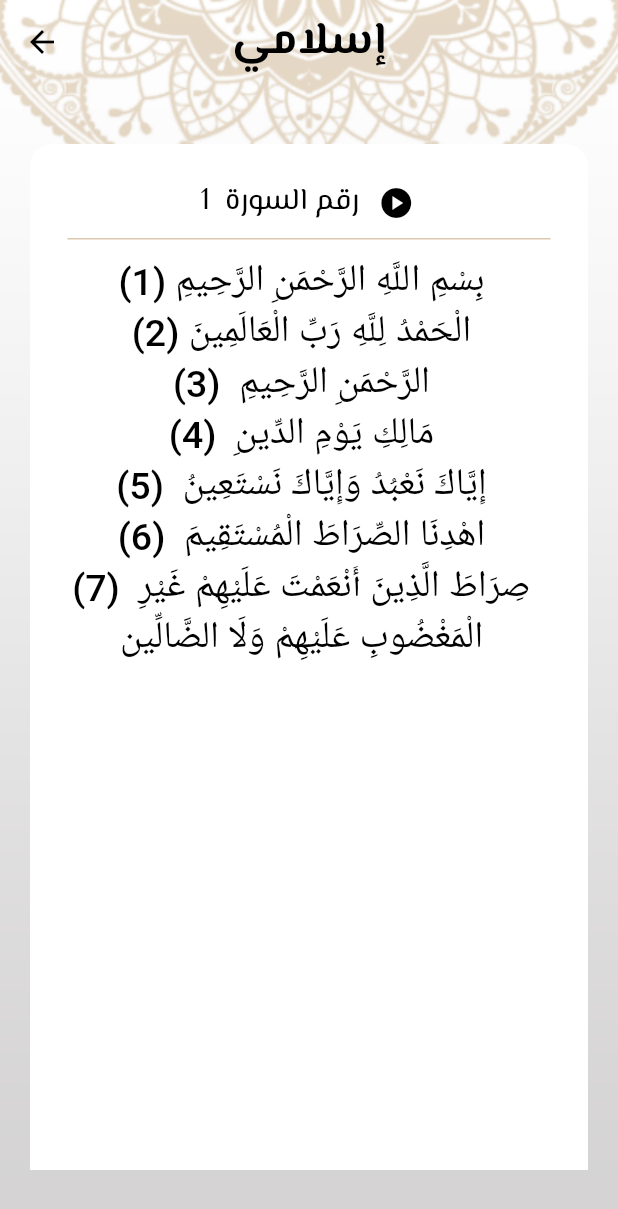
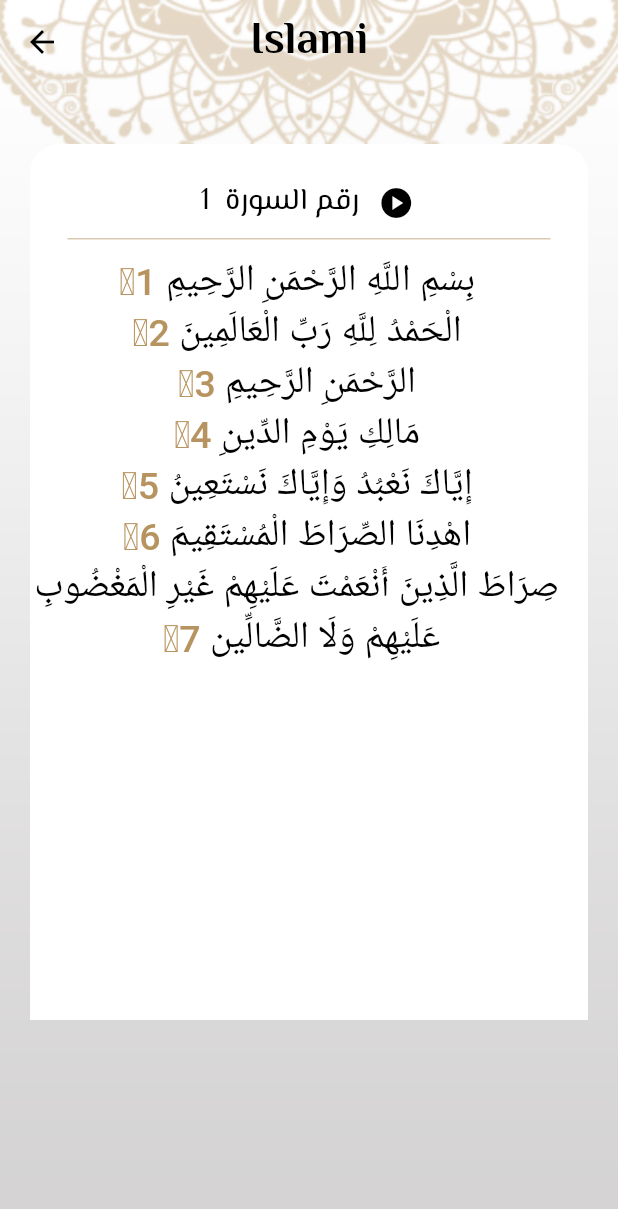
Before and after one commit to salmahossam094/islami, a Flutter app: the SuraDetails screen opened directly with empty values, on a phone screen of 412 x 824 dp. Shown: the top 1209 px of the screen. Run offline on Flutter 3.47's test engine with Material 2 defaults, Android fonts, the phone set to English and light mode, and no system bars; our stand-ins replace font_awesome_flutter, google_fonts; generated files the repository leaves out were written again; Roboto replaces fonts that are missing (Amiri).

Commit message:
finishing some pages

```diff
--- a/lib/hadeth_details.dart
+++ b/lib/hadeth_details.dart
@@ -1,5 +1,5 @@
 import 'package:flutter/material.dart';
-
+import 'package:flutter_gen/gen_l10n/app_localizations.dart';
 import 'package:google_fonts/google_fonts.dart';
 import 'package:islami/models/hadeth_model.dart';
 
@@ -28,7 +28,7 @@ class _HadethDetailsState extends State<HadethDetails> {
       child: Scaffold(
         appBar: AppBar(
           title: Text(
-            'إسلامي',
+            AppLocalizations.of(context)!.appTitle,
             style: Theme.of(context).textTheme.bodyLarge,
           ),
         ),
--- a/lib/main.dart
+++ b/lib/main.dart
@@ -41,6 +41,7 @@ class MyApp extends StatelessWidget {
       routes: {
         HomeScreen.routeName: (context) => HomeScreen(),
         SuraDetails.routeName: (context) => SuraDetails(),
+
         HadethDetails.routeName: (context) => HadethDetails()
       },
     );
--- a/lib/show_theme_bottom_sheet.dart
+++ b/lib/show_theme_bottom_sheet.dart
@@ -2,6 +2,7 @@ import 'package:flutter/material.dart';
 import 'package:islami/my_theme.dart';
 import 'package:islami/providers/my_provider.dart';
 import 'package:provider/provider.dart';
+import 'package:flutter_gen/gen_l10n/app_localizations.dart';
 
 class ShowThemeBottomSheet extends StatelessWidget {
   const ShowThemeBottomSheet({Key? key}) : super(key: key);
@@ -23,7 +24,7 @@ class ShowThemeBottomSheet extends StatelessWidget {
                 child: Row(
                   children: [
                     Text(
-                      'Light',
+                      AppLocalizations.of(context)!.light ,
                       style: Theme.of(context).textTheme.bodyMedium?.copyWith(
                           color: pro.themeMode == ThemeMode.light
                               ? Theme.of(context).primaryColor
@@ -53,7 +54,7 @@ class ShowThemeBottomSheet extends StatelessWidget {
                 child: Row(
                   children: [
                     Text(
-                      'Dark',
+                      AppLocalizations.of(context)!.dark,
                       style: Theme.of(context).textTheme.bodyMedium?.copyWith(
                           color: pro.themeMode == ThemeMode.light
                               ? Colors.black54
--- a/lib/sura_details.dart
+++ b/lib/sura_details.dart
@@ -3,7 +3,7 @@ import 'package:google_fonts/google_fonts.dart';
 import 'package:islami/models/sura_details_model.dart';
 import 'package:islami/providers/sura_provider.dart';
 import 'package:provider/provider.dart';
-
+import 'package:flutter_gen/gen_l10n/app_localizations.dart';
 import 'my_theme.dart';
 
 class SuraDetails extends StatelessWidget {
@@ -28,12 +28,13 @@ class SuraDetails extends StatelessWidget {
           child: Scaffold(
             appBar: AppBar(
               title: Text(
-                'إسلامي',
+               AppLocalizations.of(context)!.appTitle,
                 style: Theme.of(context).textTheme.bodyLarge,
               ),
             ),
             body: SizedBox(
-              height: MediaQuery.of(context).size.height - 100,
+
+              height: MediaQuery.of(context).size.height-200,
               width: double.infinity,
               child: SingleChildScrollView(
                 child: Column(
@@ -47,7 +48,7 @@ class SuraDetails extends StatelessWidget {
                       child: Container(
                         // width: 300,
                         width: MediaQuery.of(context).size.width - 40,
-                        height: MediaQuery.of(context).size.height - 80,
+                        height: MediaQuery.of(context).size.height - 70,
                         // height: double.infinity,
                         alignment: Alignment.bottomCenter,
                         decoration: BoxDecoration(
@@ -55,7 +56,8 @@ class SuraDetails extends StatelessWidget {
                               Theme.of(context).brightness == Brightness.light
                                   ? const Color.fromRGBO(255, 255, 255, 50)
                                   : MyThemeData.darkColor,
-                          borderRadius: BorderRadius.circular(15),
+                          borderRadius: BorderRadius.circular(20),
+
                         ),
                         child: Column(
                           crossAxisAlignment: CrossAxisAlignment.center,
@@ -89,7 +91,7 @@ class SuraDetails extends StatelessWidget {
                                                           .brightness ==
                                                       Brightness.light
                                                   ? Colors.black
-                                                  : MyThemeData.darkColorIcon)),
+                                                  : Colors.white)),
                                   const SizedBox(
                                     width: 1,
                                   ),
@@ -117,20 +119,44 @@ class SuraDetails extends StatelessWidget {
                                         return Row(
                                           children: [
                                             Expanded(
-                                              child: Text(
-                                                '(${index + 1}) ${prov.verses[index]}',
+                                                child: RichText(
+                                                    textDirection:
+                                                        TextDirection.rtl,
+                                                    textAlign: TextAlign.center,
+                                                    text: TextSpan(children: [
+                                                      TextSpan(
+                                                        text:
+                                                            ' ${prov.verses[index].trim()}',
                                                         style: GoogleFonts.amiri(
                                                             color: Theme.of(context)
                                                                         .brightness ==
-                                                            Brightness.light
+                                                                    Brightness
+                                                                        .light
                                                                 ? Colors.black
-                                                        : MyThemeData
-                                                            .darkColorIcon,
+                                                                : Colors.white,
                                                             fontWeight:
-                                                        FontWeight.w500),
-                                                textAlign: TextAlign.center,
+                                                                FontWeight.w500,
+                                                            fontSize: 25),
                                                       ),
-                                            ),
+                                                      TextSpan(
+                                                        text:
+                                                            ' \u06dd${index + 1}',
+                                                        style: GoogleFonts.amiri(
+                                                            color: Theme.of(context)
+                                                                        .brightness ==
+                                                                    Brightness
+                                                                        .light
+                                                                ? Theme.of(
+                                                                        context)
+                                                                    .primaryColor
+                                                                : Color(
+                                                                    0xFFB7935F),
+                                                            fontSize: 25,
+                                                            fontWeight:
+                                                                FontWeight
+                                                                    .w500),
+                                                      )
+                                                    ]))),
                                           ],
                                         );
                                       },
--- a/lib/tabs/quran.dart
+++ b/lib/tabs/quran.dart
@@ -3,6 +3,7 @@ import 'package:islami/sura_details.dart';
 import 'package:islami/models/sura_details_model.dart';
 import 'package:flutter_gen/gen_l10n/app_localizations.dart';
 import '../my_theme.dart';
+
 
 class QuranTab extends StatefulWidget {
   @override
--- a/pubspec.yaml
+++ b/pubspec.yaml
@@ -41,6 +41,8 @@ dependencies:
   flutter_localizations:
     sdk: flutter
   intl: any
+  flutter_launcher_icons: ^0.13.1
+
 
 
 
```
Also changed, not shown: assets/files/1.txt (+5 -5 lines), pubspec.lock. Lines whose indentation alone changed are shown as unchanged.
